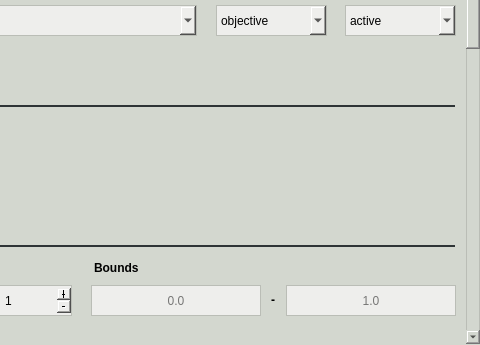
Qt form pyanno4rt/gui/designs/components/naive_bayes_tcp_window.ui (pyanno4rt/pyanno4rt) before a commit; both pictures show x 240 to 720 and y 86 to 431 of the 720 by 431 pixel window.
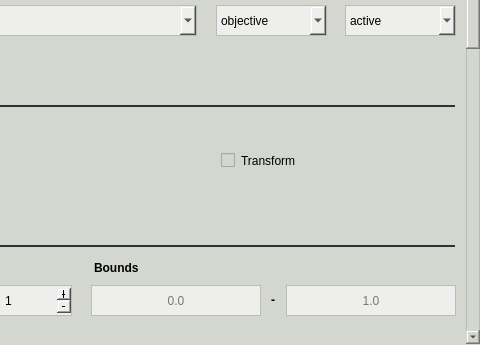
The same form after that commit. Icons and pictures are not drawn.

Commit message: Added transform option to all ML components, minor corrections in fluence optimizer / solver

```diff
--- a/pyanno4rt/gui/designs/components/naive_bayes_tcp_window.ui
+++ b/pyanno4rt/gui/designs/components/naive_bayes_tcp_window.ui
@@ -55,7 +55,7 @@
      <property name="geometry">
       <rect>
        <x>0</x>
-       <y>-587</y>
+       <y>0</y>
        <width>690</width>
        <height>1429</height>
       </rect>
@@ -1713,6 +1713,26 @@
        </size>
       </property>
      </widget>
+     <widget class="QCheckBox" name="transform_check">
+      <property name="geometry">
+       <rect>
+        <x>450</x>
+        <y>234</y>
+        <width>101</width>
+        <height>23</height>
+       </rect>
+      </property>
+      <property name="cursor">
+       <cursorShape>PointingHandCursor</cursorShape>
+      </property>
+      <property name="styleSheet">
+       <string notr="true">border: 0px;
+color: rgb(0, 0, 0);</string>
+      </property>
+      <property name="text">
+       <string>Transform</string>
+      </property>
+     </widget>
     </widget>
    </widget>
   </widget>
```
The commit also changes 58 other files.
